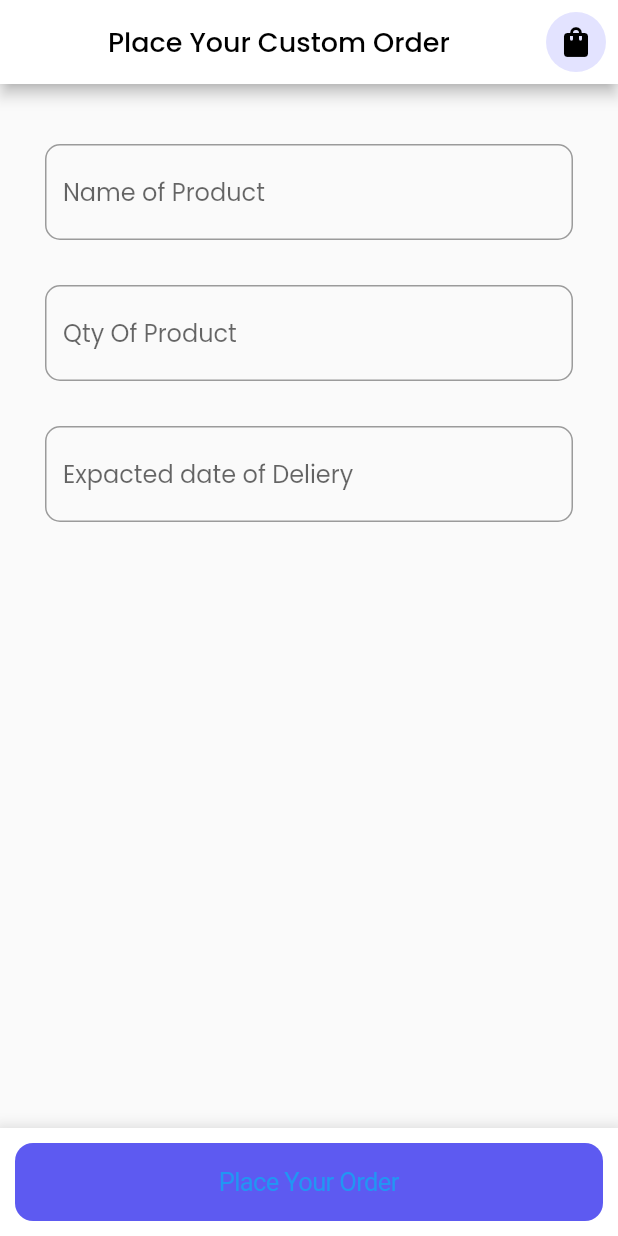
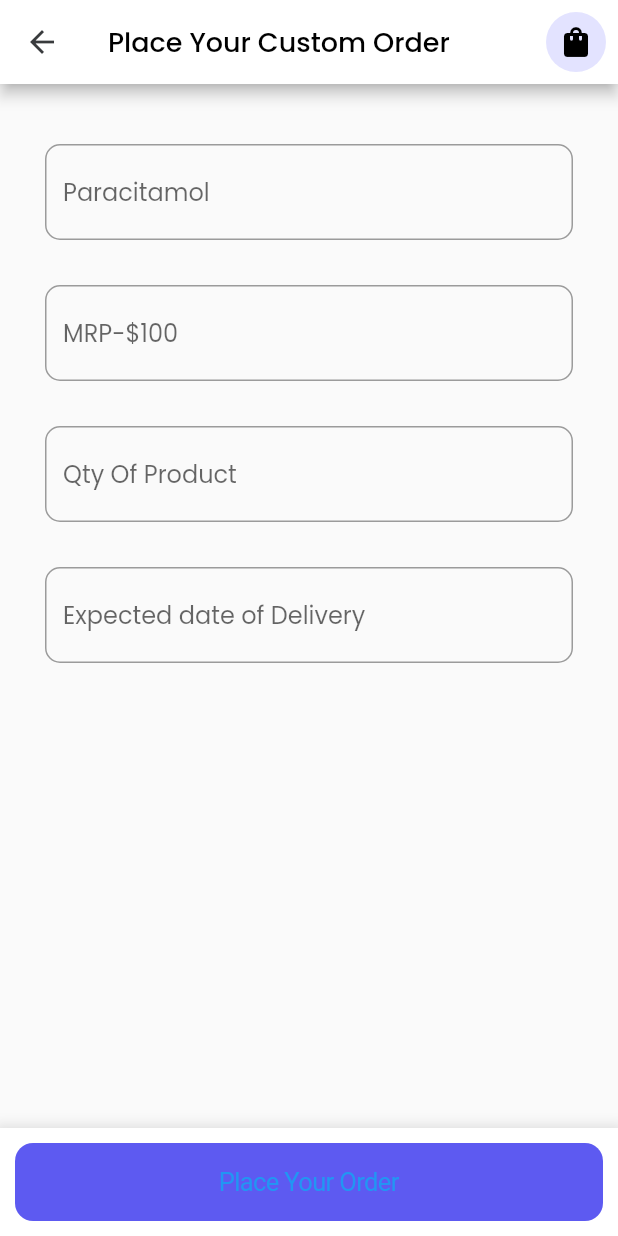
Before and after one commit to dcMalay/Pharma, a Flutter app: the CustomOrderScreen screen opened directly, on a phone screen of 412 x 824 dp. Run offline on Flutter 3.47's test engine with Material 2 defaults, Android fonts, the phone set to English and light mode, and no system bars; drawn by our look-alikes of loader_overlay; our stand-ins replace badges, google_fonts, image_picker, ionicons, logger, remixicon and 2 more; missing offline and left inert: easy_autocomplete, month_picker_dialog_2, pinch_zoom_image_last; accounts and stored records are empty; network calls fail.

Commit message:
changing some design

```diff
--- a/lib/view/new_buyer/home/components/custom_order.dart
+++ b/lib/view/new_buyer/home/components/custom_order.dart
@@ -3,6 +3,7 @@ import 'package:flutter/material.dart';
 import 'package:flutter/services.dart';
 import 'package:intl/intl.dart';
 
+import '../../../../const.dart';
 import '../../my_order/my_order_screen.dart';
 import '../../theme/custom_theme.dart';
 
@@ -25,6 +26,15 @@ class _CustomOrderScreenState extends State<CustomOrderScreen> {
   Widget build(BuildContext context) {
     return Scaffold(
       appBar: AppBar(
+        automaticallyImplyLeading: false,
+        leading: IconButton(
+            onPressed: () {
+              Navigator.pop(context);
+            },
+            icon: Icon(
+              Icons.arrow_back,
+              color: blackColor,
+            )),
         backgroundColor: Colors.white,
         title: const Text(
           'Place Your Custom Order',
@@ -59,12 +69,36 @@ class _CustomOrderScreenState extends State<CustomOrderScreen> {
               height: 30,
             ),
             TextField(
+              readOnly: true,
               keyboardType: TextInputType.number,
               inputFormatters: <TextInputFormatter>[
                 FilteringTextInputFormatter.digitsOnly
               ],
               decoration: InputDecoration(
-                hintText: "Name of Product",
+                hintText: "Paracitamol",
+                border: OutlineInputBorder(
+                  borderRadius: BorderRadius.circular(10),
+                ),
+                focusedBorder: OutlineInputBorder(
+                  borderSide: const BorderSide(
+                    color: CustomTheme.violet,
+                    width: 1.0,
+                  ),
+                  borderRadius: BorderRadius.circular(10),
+                ),
+              ),
+            ),
+            const SizedBox(
+              height: 30,
+            ),
+            TextField(
+              readOnly: true,
+              keyboardType: TextInputType.number,
+              inputFormatters: <TextInputFormatter>[
+                FilteringTextInputFormatter.digitsOnly
+              ],
+              decoration: InputDecoration(
+                hintText: "MRP-\$100",
                 border: OutlineInputBorder(
                   borderRadius: BorderRadius.circular(10),
                 ),
@@ -105,7 +139,7 @@ class _CustomOrderScreenState extends State<CustomOrderScreen> {
             TextField(
               controller: dateinput,
               decoration: InputDecoration(
-                hintText: "Expacted date of Deliery",
+                hintText: "Expected date of Delivery",
                 border: OutlineInputBorder(
                   borderRadius: BorderRadius.circular(10),
                 ),
```
Also changed, not shown: lib/main/login.dart (+33 -34 lines), lib/view/new_buyer/home/components/allproducts.dart (+10 -0 lines), lib/view/new_buyer/my_order/my_order_screen.dart (+9 -26 lines), lib/view/new_buyer/my_order/widgets/order_card.dart (+33 -18 lines).
